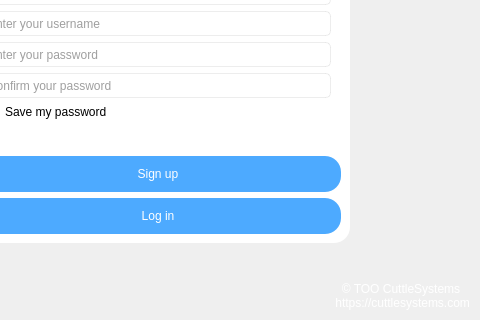
Above: simple_gram_desktop/constructor_app/widgets/login_widget.ui from cuttlesystems/simplegram before the change; both pictures show x 165 to 645 and y 276 to 596 of the 645 by 596 pixel window. Below: the same form after it.
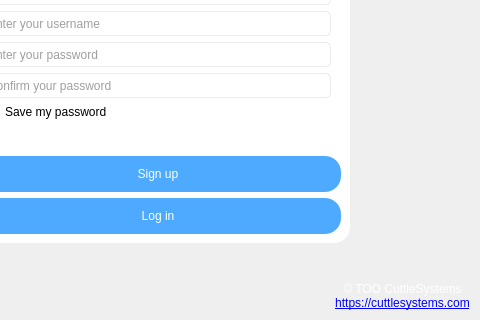
That is the form after the change.

Commit message: Добавил возможность открывать ссылку с основной страницы

Patch:
```diff
--- a/simple_gram_desktop/constructor_app/widgets/login_widget.ui
+++ b/simple_gram_desktop/constructor_app/widgets/login_widget.ui
@@ -555,8 +555,7 @@
 }</string>
        </property>
        <property name="text">
-        <string>© TOO CuttleSystems
- https://cuttlesystems.com</string>
+        <string>© TOO CuttleSystems&lt;br&gt;&lt;a href=&quot;https://cuttlesystems.com&quot;&gt;https://cuttlesystems.com&lt;/a&gt;</string>
        </property>
        <property name="alignment">
         <set>Qt::AlignCenter</set>
```
Left out of the diff: 3 changed lines with no effect on the pictures.
